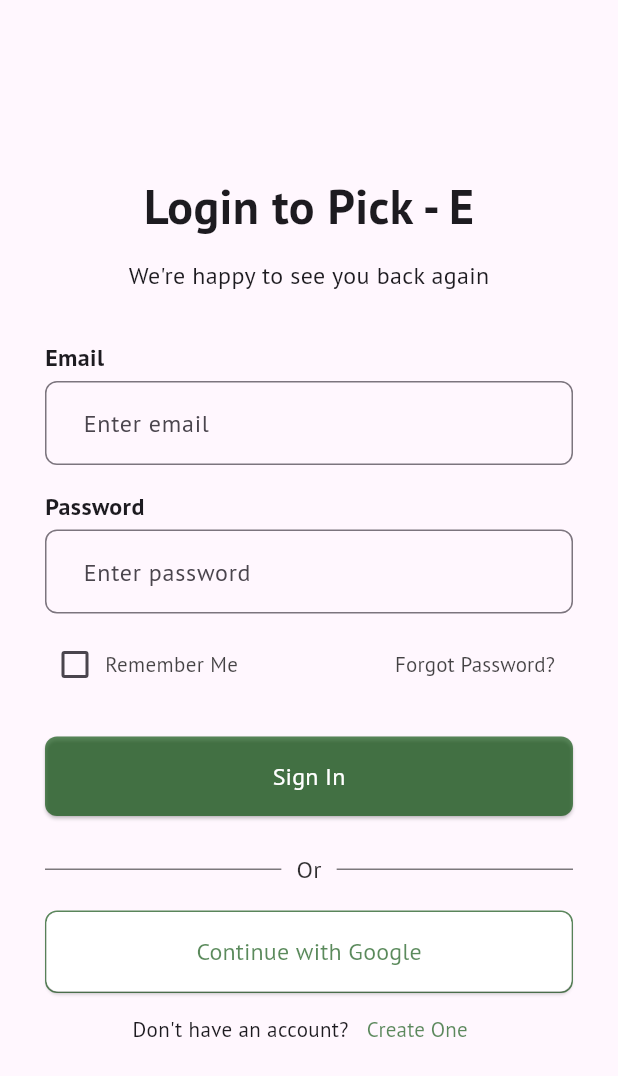
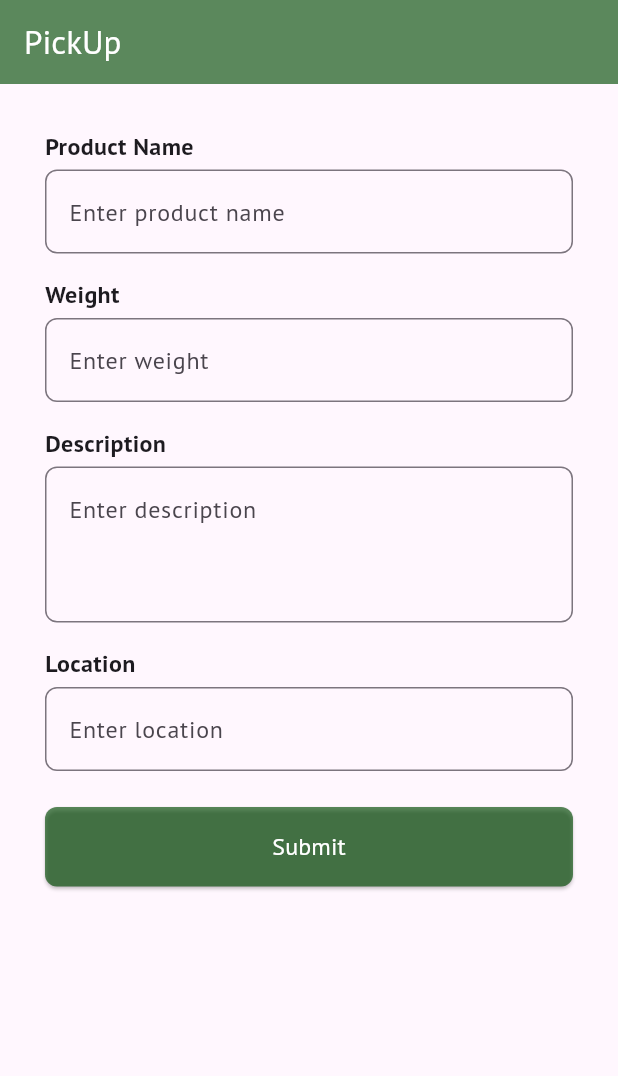
Before and after one commit to subash1404/e-waste-management, a Flutter app: the screen it shows after launch, on a phone screen of 412 x 824 dp. Shown: the top 1076 px of the screen. Run offline on Flutter 3.47's test engine with Material 3 defaults, Android fonts, the phone set to English and light mode, and no system bars; our stand-ins replace flutter_dotenv, google_fonts.

Commit message:
added home page

```diff
--- a/frontend/lib/main.dart
+++ b/frontend/lib/main.dart
@@ -1,4 +1,7 @@
+import 'package:e_waste/pages/home.dart';
+import 'package:e_waste/pages/nav.dart';
 import 'package:e_waste/pages/login.dart';
+import 'package:e_waste/pages/pickup.dart';
 import 'package:e_waste/pages/signup.dart';
 import 'package:flutter/material.dart';
 import 'package:flutter_dotenv/flutter_dotenv.dart';
@@ -26,7 +29,7 @@
   Widget build(BuildContext context) {
     return MaterialApp(
       theme: theme,
-      home: LoginPage(),
+      home: PickupPage(),
     );
   }
 }
--- a/frontend/lib/pages/home.dart
+++ b/frontend/lib/pages/home.dart
@@ -1,4 +1,4 @@
-import 'package:e_waste/pages/splash.dart';
+import 'package:e_waste/models/request.dart';
 import 'package:flutter/material.dart';
 
 class HomePage extends StatefulWidget {
@@ -12,8 +12,44 @@ class _HomePageState extends State<HomePage> {
   @override
   Widget build(BuildContext context) {
     return Scaffold(
-      body: Center(
-        child: Text("Home Page"),
+      backgroundColor: const Color(0xFFE0F0DE),
+
+      // backgroundColor: Color.fromARGB(255, 226, 241, 222),
+      appBar: AppBar(
+        title: const Text("Recents"),
+        backgroundColor: Colors.green,
+        foregroundColor: Colors.white,
+      ),
+      body: const SingleChildScrollView(
+        child: Column(children: [
+          SizedBox(
+            height: 8,
+          ),
+          Request(
+              orderId: 12, status: "closed", title: "Product 1", weight: 12),
+          Request(
+              orderId: 12, status: "closed", title: "Product 1", weight: 12),
+          Request(
+              orderId: 12,
+              status: "closed",
+              title: "Prodsdfdfuct 1",
+              weight: 12),
+          Request(orderId: 12, status: "open", title: "Product 1", weight: 12),
+          Request(
+              orderId: 12, status: "closed", title: "Product 1", weight: 12),
+          Request(
+              orderId: 12, status: "closed", title: "Product 1", weight: 12),
+          Request(
+              orderId: 12, status: "closed", title: "Product 1", weight: 12),
+          Request(
+              orderId: 12,
+              status: "closed",
+              title: "Prodsdfdfuct 1",
+              weight: 12),
+          Request(orderId: 12, status: "open", title: "Product 1", weight: 12),
+          Request(
+              orderId: 12, status: "closed", title: "Product 1", weight: 12),
+        ]),
       ),
     );
   }
--- a/frontend/lib/pages/login.dart
+++ b/frontend/lib/pages/login.dart
@@ -57,22 +57,34 @@ class _LoginPageState extends State<LoginPage> {
       body: Align(
         alignment: Alignment.center,
         child: Padding(
-          padding: const EdgeInsets.symmetric(horizontal: 30, vertical: 100),
+          padding:
+              const EdgeInsets.only(left: 30, right: 30, top: 0, bottom: 20),
           child: SingleChildScrollView(
             child: Column(
               children: [
-                const Text(
-                  "Login to Pick - E",
-                  style: TextStyle(fontWeight: FontWeight.w700, fontSize: 32),
+                Row(
+                  mainAxisAlignment: MainAxisAlignment.center,
+                  children: [
+                    const Text(
+                      "Login to",
+                      style:
+                          TextStyle(fontWeight: FontWeight.w700, fontSize: 28),
+                    ),
+                    Image.asset(
+                      'assets/images/logo.png',
+                      height: 150,
+                      width: 150,
+                    )
+                  ],
                 ),
-                SizedBox(
-                  height: 12,
-                ),
-                const Text(
-                  "We\'re happy to see you back again",
-                  style: TextStyle(fontSize: 16),
-                ),
-                const SizedBox(height: 32),
+                // SizedBox(
+                //   height: 12,
+                // ),
+                // const Text(
+                //   "We\'re happy to see you back again",
+                //   style: TextStyle(fontSize: 16),
+                // ),
+
                 Form(
                   child: Column(
                     crossAxisAlignment: CrossAxisAlignment.start,
@@ -231,10 +243,6 @@ class _LoginPageState extends State<LoginPage> {
                                 color: const Color.fromARGB(167, 4, 77, 6))),
                         child: ElevatedButton(
                           onPressed: () {},
-                          child: const Text(
-                            "Continue with Google",
-                            style: TextStyle(fontSize: 16),
-                          ),
                           style: ElevatedButton.styleFrom(
                             shape: RoundedRectangleBorder(
                               borderRadius: BorderRadius.circular(8),
@@ -245,6 +253,19 @@ class _LoginPageState extends State<LoginPage> {
                             padding: const EdgeInsets.symmetric(
                                 horizontal: 20, vertical: 15),
                             minimumSize: const Size(double.infinity, 0),
+                          ),
+                          child: Row(
+                            children: [
+                              Image.asset(
+                                'assets/images/google.jpg',
+                                height: 30,
+                                width: 80,
+                              ),
+                              const Text(
+                                "Continue with Google",
+                                style: TextStyle(fontSize: 16),
+                              ),
+                            ],
                           ),
                         ),
                       ),
--- /dev/null
+++ b/frontend/lib/pages/pickup.dart
@@ -0,0 +1,167 @@
+import 'package:flutter/material.dart';
+
+class PickupPage extends StatefulWidget {
+  const PickupPage({Key? key}) : super(key: key);
+
+  @override
+  State<StatefulWidget> createState() {
+    return _PickupPageState();
+  }
+}
+
+class _PickupPageState extends State<PickupPage> {
+  final FocusNode _productNameFocusNode = FocusNode();
+  final FocusNode _weightFocusNode = FocusNode();
+  final FocusNode _descriptionFocusNode = FocusNode();
+  final FocusNode _locationFocusNode = FocusNode();
+  final TextEditingController _productNameController = TextEditingController();
+  final TextEditingController _weightController = TextEditingController();
+  final TextEditingController _descriptionController = TextEditingController();
+  final TextEditingController _locationController = TextEditingController();
+
+  @override
+  void dispose() {
+    _productNameFocusNode.dispose();
+    _weightFocusNode.dispose();
+    _descriptionFocusNode.dispose();
+    _locationFocusNode.dispose();
+    _productNameController.dispose();
+    _weightController.dispose();
+    _descriptionController.dispose();
+    _locationController.dispose();
+    super.dispose();
+  }
+
+  @override
+  Widget build(BuildContext context) {
+    return Scaffold(
+      appBar: AppBar(
+        title: const Text("PickUp"),
+        backgroundColor: const Color.fromARGB(167, 4, 77, 6),
+        // backgroundColor: Colors.green,
+        foregroundColor: Colors.white,
+      ),
+      body: Padding(
+        padding: const EdgeInsets.all(30),
+        child: SingleChildScrollView(
+          child: Column(
+            crossAxisAlignment: CrossAxisAlignment.start,
+            children: [
+              const Text(
+                "Product Name",
+                style: TextStyle(fontSize: 16, fontWeight: FontWeight.w600),
+              ),
+              const SizedBox(height: 4),
+              TextFormField(
+                controller: _productNameController,
+                focusNode: _productNameFocusNode,
+                decoration: InputDecoration(
+                  hintText: "Enter product name",
+                  border: OutlineInputBorder(
+                    borderRadius: BorderRadius.circular(8),
+                  ),
+                ),
+                keyboardType: TextInputType.text,
+                validator: (productName) {
+                  if (productName == null || productName.trim().isEmpty) {
+                    return "The product name should not be empty";
+                  }
+                  return null;
+                },
+              ),
+              const SizedBox(height: 16),
+              const Text(
+                "Weight",
+                style: TextStyle(fontSize: 16, fontWeight: FontWeight.w600),
+              ),
+              const SizedBox(height: 4),
+              TextFormField(
+                controller: _weightController,
+                focusNode: _weightFocusNode,
+                decoration: InputDecoration(
+                  hintText: "Enter weight",
+                  border: OutlineInputBorder(
+                    borderRadius: BorderRadius.circular(8),
+                  ),
+                ),
+                keyboardType: TextInputType.number,
+                validator: (weight) {
+                  if (weight == null || weight.trim().isEmpty) {
+                    return "The weight should not be empty";
+                  }
+                  return null;
+                },
+              ),
+              const SizedBox(height: 16),
+              const Text(
+                "Description",
+                style: TextStyle(fontSize: 16, fontWeight: FontWeight.w600),
+              ),
+              const SizedBox(height: 4),
+              TextFormField(
+                controller: _descriptionController,
+                focusNode: _descriptionFocusNode,
+                decoration: InputDecoration(
+                  hintText: "Enter description",
+                  border: OutlineInputBorder(
+                    borderRadius: BorderRadius.circular(8),
+                  ),
+                ),
+                keyboardType: TextInputType.text,
+                maxLines: 3,
+                validator: (description) {
+                  if (description == null || description.trim().isEmpty) {
+                    return "The description should not be empty";
+                  }
+                  return null;
+                },
+              ),
+              const SizedBox(height: 16),
+              const Text(
+                "Location",
+                style: TextStyle(fontSize: 16, fontWeight: FontWeight.w600),
+              ),
+              const SizedBox(height: 4),
+              TextFormField(
+                controller: _locationController,
+                focusNode: _locationFocusNode,
+                decoration: InputDecoration(
+                  hintText: "Enter location",
+                  border: OutlineInputBorder(
+                    borderRadius: BorderRadius.circular(8),
+                  ),
+                ),
+                keyboardType: TextInputType.text,
+                validator: (location) {
+                  if (location == null || location.trim().isEmpty) {
+                    return "The location should not be empty";
+                  }
+                  return null;
+                },
+              ),
+              const SizedBox(height: 24),
+              ElevatedButton(
+                onPressed: () {
+                  // Submit action
+                },
+                child: const Text(
+                  "Submit",
+                  style: TextStyle(fontSize: 16),
+                ),
+                style: ElevatedButton.styleFrom(
+                  shape: RoundedRectangleBorder(
+                      borderRadius: BorderRadius.circular(8)),
+                  backgroundColor: const Color.fromARGB(167, 4, 77, 6),
+                  foregroundColor: Colors.white,
+                  padding:
+                      const EdgeInsets.symmetric(horizontal: 20, vertical: 15),
+                  minimumSize: const Size(double.infinity, 0),
+                ),
+              ),
+            ],
+          ),
+        ),
+      ),
+    );
+  }
+}
--- a/frontend/lib/pages/splash.dart
+++ b/frontend/lib/pages/splash.dart
@@ -1,5 +1,5 @@
 import 'dart:async';
-import 'home.dart';
+import 'nav.dart';
 import 'package:flutter/material.dart'; // Import for Timer
 
 class SplashPage extends StatefulWidget {
@@ -18,7 +18,7 @@ class _SplashPageState extends State<SplashPage> {
     Timer(Duration(seconds: 2), () {
       // Navigate to the home page
       Navigator.of(context).pushReplacement(
-        MaterialPageRoute(builder: (context) => HomePage()),
+        MaterialPageRoute(builder: (context) => NavPage()),
       );
     });
   }
```
Also changed, not shown: frontend/lib/models/request.dart (added, +120 -0 lines), frontend/lib/pages/nav.dart (added, +83 -0 lines), frontend/lib/pages/signup.dart (+30 -8 lines), frontend/assets/images/gmaps.png (added), frontend/assets/images/google.jpg (added), frontend/assets/images/logo.png (added).
